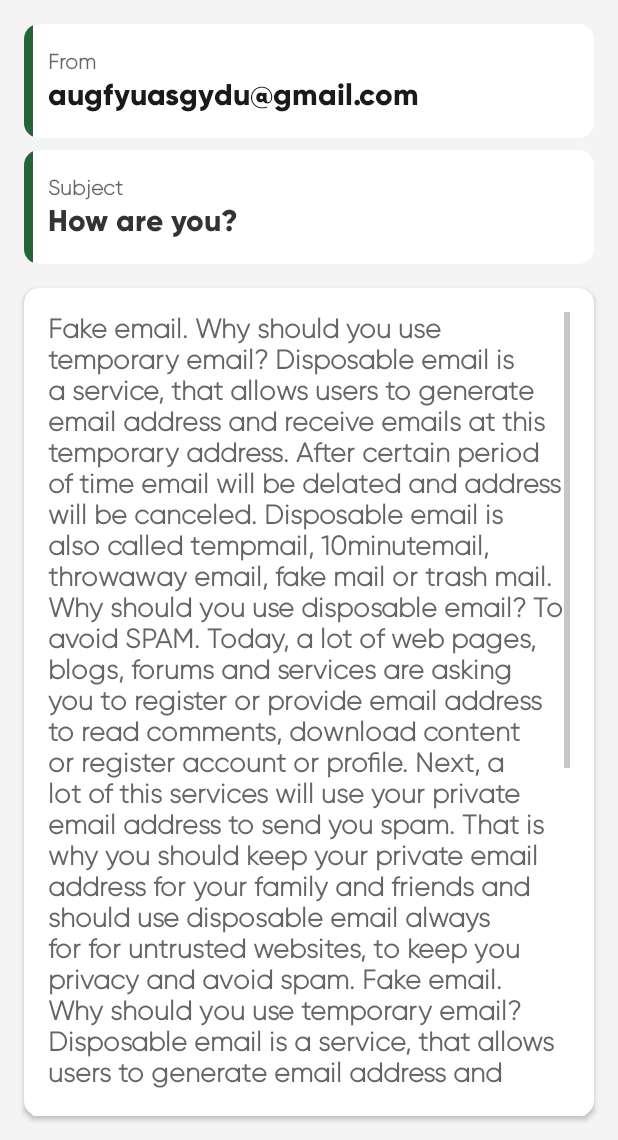
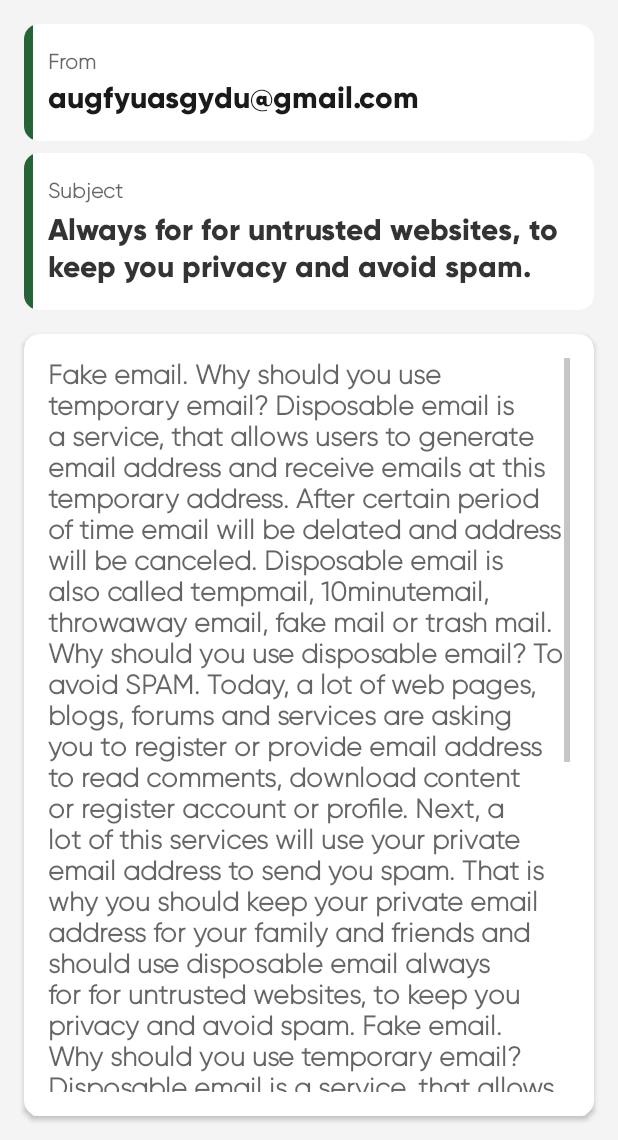
Before and after one commit to rajmaru/TempMail, an Android app: the OpenMail screen opened directly, with no data from a screen before it, on a phone screen of 412 x 824 dp, the part 96-1236 px from its top. Run offline under Robolectric (Android 15) with nearby library versions, the phone set to English and light mode, and no system bars.

Commit message:
Initial commit

```diff
--- a/app/src/main/res/layout/activity_open_mail.xml
+++ b/app/src/main/res/layout/activity_open_mail.xml
@@ -76,6 +76,7 @@
                 android:id="@+id/fromEmail"
                 android:layout_width="0dp"
                 android:layout_height="wrap_content"
+                android:layout_marginTop="2dp"
                 android:layout_marginEnd="16dp"
                 android:layout_marginBottom="16dp"
                 android:alpha="0.9"
@@ -143,11 +144,12 @@
                 android:id="@+id/subjectHeader"
                 android:layout_width="0dp"
                 android:layout_height="wrap_content"
+                android:layout_marginTop="4dp"
                 android:layout_marginEnd="16dp"
                 android:layout_marginBottom="16dp"
                 android:alpha="0.8"
                 android:fontFamily="@font/gilroy_bold"
-                android:text="How are you?"
+                android:text="Always for for untrusted websites, to keep you privacy and avoid spam."
                 android:textColor="@color/text_color"
                 android:textSize="20sp"
                 app:layout_constraintBottom_toBottomOf="parent"
```
